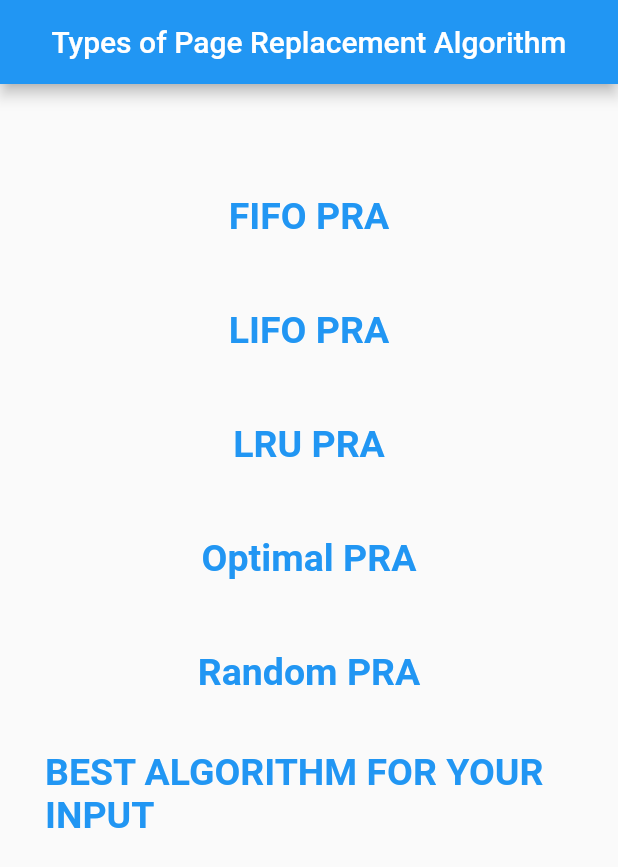
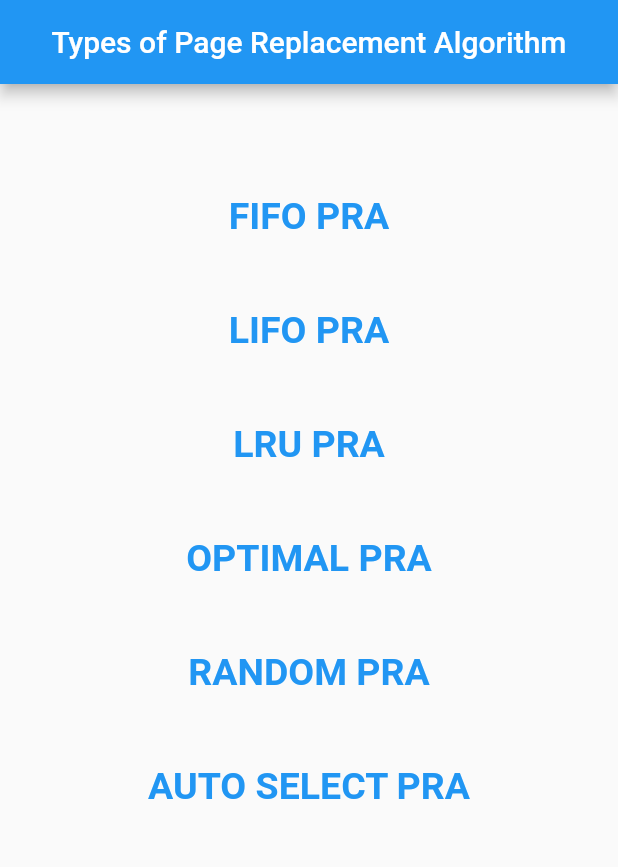
Before and after one commit to PDPU-ICT-2018/OS_PROJECT, a Flutter app: the screen it shows after launch, on a phone screen of 412 x 824 dp. Shown: the top 867 px of the screen. Run offline on Flutter 3.47's test engine with Material 2 defaults, Android fonts, the phone set to English and light mode, and no system bars; our stand-ins replace charts_flutter, font_awesome_flutter, google_fonts, splashscreen.

Commit message:
AUTO_ALGO_SELECTION_AND_COMPARISION_FOR_ALGOS

```diff
--- a/lib/algorithms/fifo.dart
+++ b/lib/algorithms/fifo.dart
@@ -195,7 +195,7 @@ class _FIFOState extends State<FIFO> {
             ),
             Padding(
                 padding: EdgeInsets.fromLTRB(8, 8, 8, 20),
-                child : Text('Current Element Is: '+ pages_arr.elementAt(click).toString(), style: GoogleFonts.montserrat(fontSize: 25.0,color: Colors.black))
+                child : Text('Reference String: '+ pages_arr.toString(), style: GoogleFonts.montserrat(fontSize: 25.0,color: Colors.black))
             ),
             Padding(
                 padding: EdgeInsets.fromLTRB(8, 8, 8, 50),
--- a/lib/pagelist.dart
+++ b/lib/pagelist.dart
@@ -23,9 +23,9 @@ class _PageListState extends State<PageList> {
       Pages(title: 'FIFO PRA', info: 'As the name suggests, this algorithm works on the principle of "First in First out".It replaces the oldest page that has been present in the main memory for the longest time. It is implemented by keeping track of all the pages in a queue.'),
       Pages(title: 'LIFO PRA', info: 'As the name suggests, this algorithm works on the principle of "Last in First out". It replaces the newest page that arrived at last in the main memory. It is implemented by keeping track of all the pages in a stack.'),
       Pages(title: 'LRU PRA', info: 'As the name suggests, this algorithm works on the principle of "Least Recently Used". It replaces the page that has not been referred by the CPU for the longest time.'),
-      Pages(title: 'Optimal PRA', info: 'This algorithm replaces the page that will not be referred by the CPU in future for the longest time. It is practically impossible to implement this algorithm. This is because the pages that will not be used in future for the longest time can not be predicted. However, it is the best known algorithm and gives the least number of page faults. Hence, it is used as a performance measure criterion for other algorithms.'),
-      Pages(title: 'Random PRA', info: 'As the name suggests, this algorithm randomly replaces any page. So, this algorithm may behave like any other algorithm like FIFO, LIFO, LRU, Optimal etc.'),
-      Pages(title: 'BEST ALGORITHM FOR YOUR INPUT', info: 'Gives Best Algorithm For Your Input')
+      Pages(title: 'OPTIMAL PRA', info: 'This algorithm replaces the page that will not be referred by the CPU in future for the longest time. It is practically impossible to implement this algorithm. This is because the pages that will not be used in future for the longest time can not be predicted. However, it is the best known algorithm and gives the least number of page faults. Hence, it is used as a performance measure criterion for other algorithms.'),
+      Pages(title: 'RANDOM PRA', info: 'As the name suggests, this algorithm randomly replaces any page. So, this algorithm may behave like any other algorithm like FIFO, LIFO, LRU, Optimal etc.'),
+      Pages(title: 'AUTO SELECT PRA', info: 'This Function Automatically Chooses a page replacement algorithm which gives best output for given set of inputs')
     ];
 
     _pages.forEach((Pages page) {
--- a/lib/ui pages/infopage.dart
+++ b/lib/ui pages/infopage.dart
@@ -20,13 +20,13 @@ class Info extends StatelessWidget {
     if(pages.title == 'LRU PRA') {
       signal = 3;
     }
-    if(pages.title == 'Optimal PRA') {
+    if(pages.title == 'OPTIMAL PRA') {
       signal = 4;
     }
-    if(pages.title == 'Random PRA') {
+    if(pages.title == 'RANDOM PRA') {
       signal = 5;
     }
-    if(pages.title == 'BEST ALGORITHM FOR YOUR INPUT'){
+    if(pages.title == 'AUTO SELECT'){
       signal = 6;
     }
 
```
